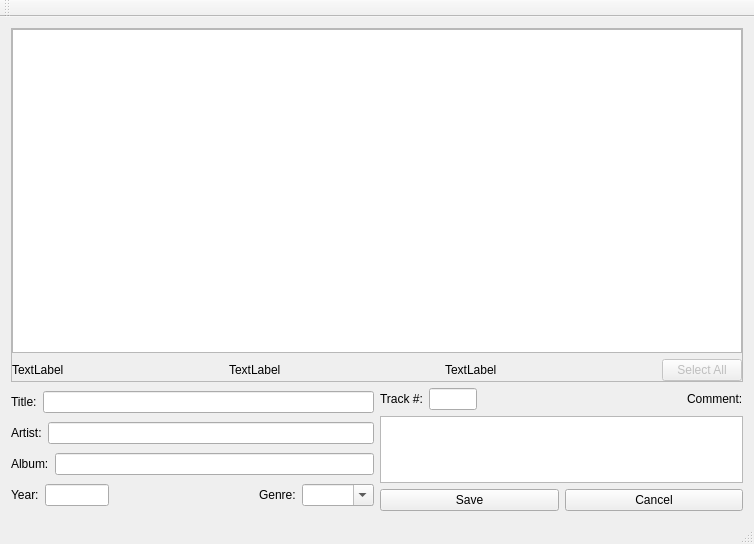
Old version of the form src/mainwindow.ui in the repository DOOMer/qtagger.
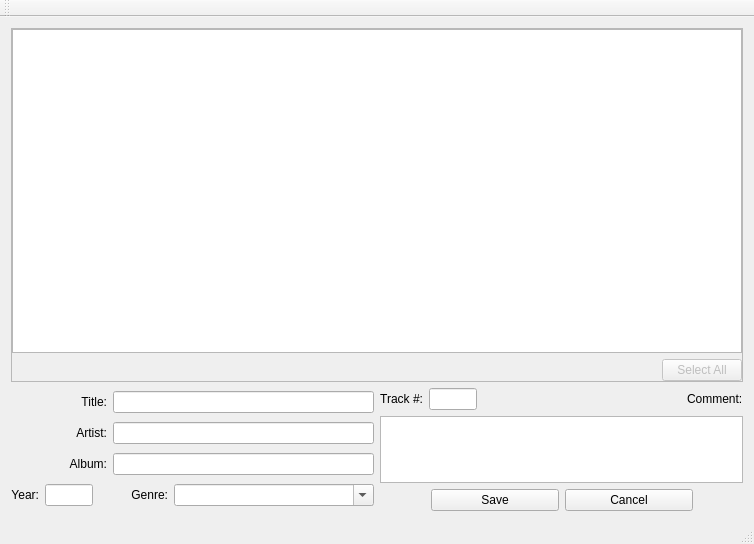
New version of the form.

Commit message: small modify main window

The edit to the form file:
```diff
--- a/src/mainwindow.ui
+++ b/src/mainwindow.ui
@@ -74,8 +74,14 @@
         <layout class="QHBoxLayout" name="horizontalLayout_9">
          <item>
           <widget class="QLabel" name="labBitrate">
+           <property name="minimumSize">
+            <size>
+             <width>16</width>
+             <height>0</height>
+            </size>
+           </property>
            <property name="text">
-            <string>TextLabel</string>
+            <string/>
            </property>
           </widget>
          </item>
@@ -94,8 +100,14 @@
          </item>
          <item>
           <widget class="QLabel" name="labSampleRate">
+           <property name="minimumSize">
+            <size>
+             <width>16</width>
+             <height>0</height>
+            </size>
+           </property>
            <property name="text">
-            <string>TextLabel</string>
+            <string/>
            </property>
           </widget>
          </item>
@@ -114,8 +126,14 @@
          </item>
          <item>
           <widget class="QLabel" name="labTime">
+           <property name="minimumSize">
+            <size>
+             <width>16</width>
+             <height>0</height>
+            </size>
+           </property>
            <property name="text">
-            <string>TextLabel</string>
+            <string/>
            </property>
           </widget>
          </item>
@@ -155,18 +173,43 @@
          <layout class="QVBoxLayout" name="verticalLayout_2">
           <item>
            <layout class="QHBoxLayout" name="horizontalLayout">
+            <property name="sizeConstraint">
+             <enum>QLayout::SetMinimumSize</enum>
+            </property>
             <item>
              <widget class="QLabel" name="labTitle">
+              <property name="minimumSize">
+               <size>
+                <width>96</width>
+                <height>0</height>
+               </size>
+              </property>
               <property name="text">
                <string>Title:</string>
               </property>
+              <property name="alignment">
+               <set>Qt::AlignRight|Qt::AlignTrailing|Qt::AlignVCenter</set>
+              </property>
               <property name="buddy">
                <cstring>editTitle</cstring>
               </property>
              </widget>
             </item>
             <item>
-             <widget class="QLineEdit" name="editTitle"/>
+             <widget class="QLineEdit" name="editTitle">
+              <property name="sizePolicy">
+               <sizepolicy hsizetype="Expanding" vsizetype="Fixed">
+                <horstretch>0</horstretch>
+                <verstretch>0</verstretch>
+               </sizepolicy>
+              </property>
+              <property name="minimumSize">
+               <size>
+                <width>0</width>
+                <height>0</height>
+               </size>
+              </property>
+             </widget>
             </item>
            </layout>
           </item>
@@ -174,16 +217,38 @@
            <layout class="QHBoxLayout" name="horizontalLayout_2">
             <item>
              <widget class="QLabel" name="labArtist">
+              <property name="minimumSize">
+               <size>
+                <width>96</width>
+                <height>0</height>
+               </size>
+              </property>
               <property name="text">
                <string>Artist:</string>
               </property>
+              <property name="alignment">
+               <set>Qt::AlignRight|Qt::AlignTrailing|Qt::AlignVCenter</set>
+              </property>
               <property name="buddy">
                <cstring>editaArtist</cstring>
               </property>
              </widget>
             </item>
             <item>
-             <widget class="QLineEdit" name="editaArtist"/>
+             <widget class="QLineEdit" name="editaArtist">
+              <property name="sizePolicy">
+               <sizepolicy hsizetype="Expanding" vsizetype="Fixed">
+                <horstretch>0</horstretch>
+                <verstretch>0</verstretch>
+               </sizepolicy>
+              </property>
+              <property name="minimumSize">
+               <size>
+                <width>0</width>
+                <height>0</height>
+               </size>
+              </property>
+             </widget>
             </item>
            </layout>
           </item>
@@ -191,26 +256,54 @@
            <layout class="QHBoxLayout" name="horizontalLayout_3">
             <item>
              <widget class="QLabel" name="labAlbum">
+              <property name="minimumSize">
+               <size>
+                <width>96</width>
+                <height>0</height>
+               </size>
+              </property>
               <property name="text">
                <string>Album:</string>
               </property>
+              <property name="alignment">
+               <set>Qt::AlignRight|Qt::AlignTrailing|Qt::AlignVCenter</set>
+              </property>
               <property name="buddy">
                <cstring>editAlbum</cstring>
               </property>
              </widget>
             </item>
             <item>
-             <widget class="QLineEdit" name="editAlbum"/>
+             <widget class="QLineEdit" name="editAlbum">
+              <property name="sizePolicy">
+               <sizepolicy hsizetype="Expanding" vsizetype="Fixed">
+                <horstretch>0</horstretch>
+                <verstretch>0</verstretch>
+               </sizepolicy>
+              </property>
+              <property name="minimumSize">
+               <size>
+                <width>0</width>
+                <height>0</height>
+               </size>
+              </property>
+             </widget>
             </item>
            </layout>
           </item>
           <item>
            <layout class="QHBoxLayout" name="horizontalLayout_4">
+            <property name="sizeConstraint">
+             <enum>QLayout::SetMinimumSize</enum>
+            </property>
             <item>
              <widget class="QLabel" name="labYear">
               <property name="text">
                <string>Year:</string>
               </property>
+              <property name="alignment">
+               <set>Qt::AlignRight|Qt::AlignTrailing|Qt::AlignVCenter</set>
+              </property>
               <property name="buddy">
                <cstring>editYear</cstring>
               </property>
@@ -218,9 +311,21 @@
             </item>
             <item>
              <widget class="QLineEdit" name="editYear">
+              <property name="sizePolicy">
+               <sizepolicy hsizetype="Fixed" vsizetype="Fixed">
+                <horstretch>0</horstretch>
+                <verstretch>0</verstretch>
+               </sizepolicy>
+              </property>
+              <property name="minimumSize">
+               <size>
+                <width>48</width>
+                <height>0</height>
+               </size>
+              </property>
               <property name="maximumSize">
                <size>
-                <width>64</width>
+                <width>48</width>
                 <height>16777215</height>
                </size>
               </property>
@@ -234,9 +339,12 @@
               <property name="orientation">
                <enum>Qt::Horizontal</enum>
               </property>
+              <property name="sizeType">
+               <enum>QSizePolicy::Fixed</enum>
+              </property>
               <property name="sizeHint" stdset="0">
                <size>
-                <width>40</width>
+                <width>32</width>
                 <height>20</height>
                </size>
               </property>
@@ -244,9 +352,30 @@
             </item>
             <item>
              <widget class="QLabel" name="labGenre">
+              <property name="sizePolicy">
+               <sizepolicy hsizetype="Minimum" vsizetype="Preferred">
+                <horstretch>0</horstretch>
+                <verstretch>0</verstretch>
+               </sizepolicy>
+              </property>
+              <property name="minimumSize">
+               <size>
+                <width>0</width>
+                <height>0</height>
+               </size>
+              </property>
+              <property name="maximumSize">
+               <size>
+                <width>64</width>
+                <height>16777215</height>
+               </size>
+              </property>
               <property name="text">
                <string>Genre:</string>
               </property>
+              <property name="alignment">
+               <set>Qt::AlignRight|Qt::AlignTrailing|Qt::AlignVCenter</set>
+              </property>
               <property name="buddy">
                <cstring>cbxGenre</cstring>
               </property>
@@ -254,6 +383,12 @@
             </item>
             <item>
              <widget class="QComboBox" name="cbxGenre">
+              <property name="sizePolicy">
+               <sizepolicy hsizetype="Expanding" vsizetype="Fixed">
+                <horstretch>0</horstretch>
+                <verstretch>0</verstretch>
+               </sizepolicy>
+              </property>
               <property name="editable">
                <bool>true</bool>
               </property>
@@ -272,6 +407,9 @@
               <property name="text">
                <string>Track #:</string>
               </property>
+              <property name="alignment">
+               <set>Qt::AlignRight|Qt::AlignTrailing|Qt::AlignVCenter</set>
+              </property>
               <property name="buddy">
                <cstring>editTrackNum</cstring>
               </property>
@@ -339,8 +477,27 @@
           </item>
           <item>
            <layout class="QHBoxLayout" name="horizontalLayout_6">
+            <item>
+             <spacer name="horizontalSpacer_6">
+              <property name="orientation">
+               <enum>Qt::Horizontal</enum>
+              </property>
+              <property name="sizeHint" stdset="0">
+               <size>
+                <width>40</width>
+                <height>20</height>
+               </size>
+              </property>
+             </spacer>
+            </item>
             <item>
              <widget class="QPushButton" name="butSave">
+              <property name="minimumSize">
+               <size>
+                <width>128</width>
+                <height>0</height>
+               </size>
+              </property>
               <property name="text">
                <string>Save</string>
               </property>
@@ -348,11 +505,30 @@
             </item>
             <item>
              <widget class="QPushButton" name="butCancel">
+              <property name="minimumSize">
+               <size>
+                <width>128</width>
+                <height>0</height>
+               </size>
+              </property>
               <property name="text">
                <string>Cancel</string>
               </property>
              </widget>
             </item>
+            <item>
+             <spacer name="horizontalSpacer_7">
+              <property name="orientation">
+               <enum>Qt::Horizontal</enum>
+              </property>
+              <property name="sizeHint" stdset="0">
+               <size>
+                <width>40</width>
+                <height>20</height>
+               </size>
+              </property>
+             </spacer>
+            </item>
            </layout>
           </item>
          </layout>
```
The commit also changes 2 other files.
